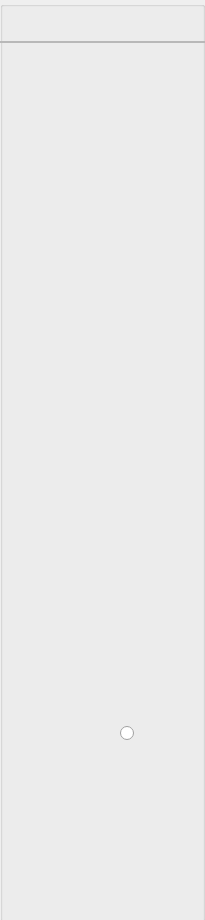
This is UI/gbs/naviWidgets/GBSNaviData.ui in huangjingpei/myobs as Qt 5 draws it before an edit. The edited form follows.
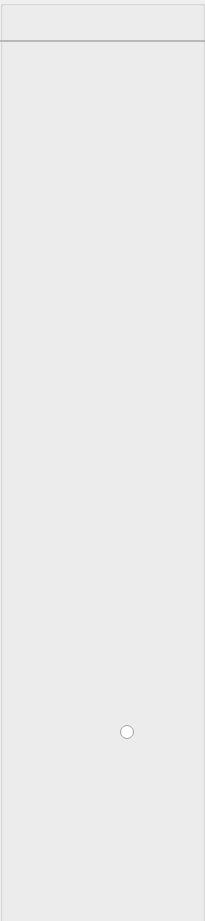
This is the edited form.

Commit message: add hori&vert navi button style by figma.

The edit to the form file:
```diff
--- a/UI/gbs/naviWidgets/GBSNaviData.ui
+++ b/UI/gbs/naviWidgets/GBSNaviData.ui
@@ -7,7 +7,7 @@
     <x>0</x>
     <y>0</y>
     <width>205</width>
-    <height>920</height>
+    <height>921</height>
    </rect>
   </property>
   <property name="windowTitle">
@@ -17,9 +17,9 @@
    <property name="geometry">
     <rect>
      <x>0</x>
-     <y>1</y>
+     <y>0</y>
      <width>205</width>
-     <height>921</height>
+     <height>931</height>
     </rect>
    </property>
    <property name="title">
@@ -106,9 +106,9 @@
    <widget class="QLabel" name="lblNaviTitle">
     <property name="geometry">
      <rect>
-      <x>70</x>
+      <x>4</x>
       <y>10</y>
-      <width>65</width>
+      <width>201</width>
       <height>24</height>
      </rect>
     </property>
@@ -139,7 +139,7 @@
     <property name="geometry">
      <rect>
       <x>0</x>
-      <y>50</y>
+      <y>40</y>
       <width>211</width>
       <height>661</height>
      </rect>
```
The commit also changes 22 other files.
